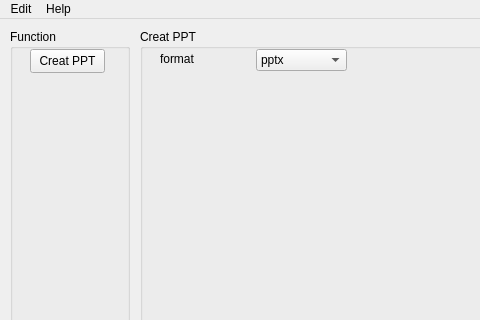
This is PySide/NoDone.ui in Simple-PPT/Simple-PPT as Qt 5 draws it before an edit; both pictures show x 0 to 480 and y 0 to 320 of the 800 by 600 pixel window. The edited form follows.
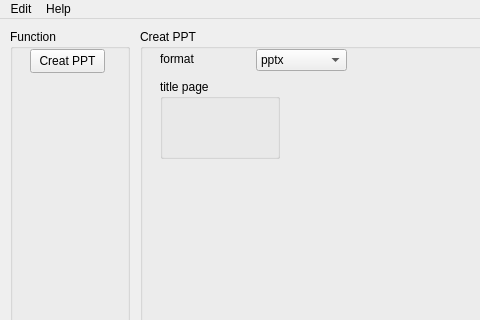
This is the edited form. Icons and pictures are not drawn.

What changed in the file:
```diff
--- a/PySide/NoDone.ui
+++ b/PySide/NoDone.ui
@@ -93,6 +93,19 @@
       </property>
      </item>
     </widget>
+    <widget class="QGroupBox" name="groupBox_3">
+     <property name="geometry">
+      <rect>
+       <x>20</x>
+       <y>50</y>
+       <width>120</width>
+       <height>80</height>
+      </rect>
+     </property>
+     <property name="title">
+      <string>title page</string>
+     </property>
+    </widget>
    </widget>
   </widget>
   <widget class="QMenuBar" name="menubar">
```
